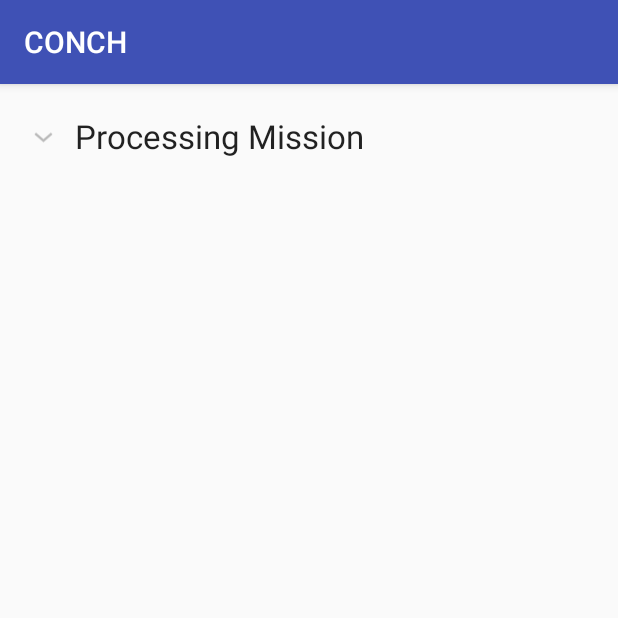
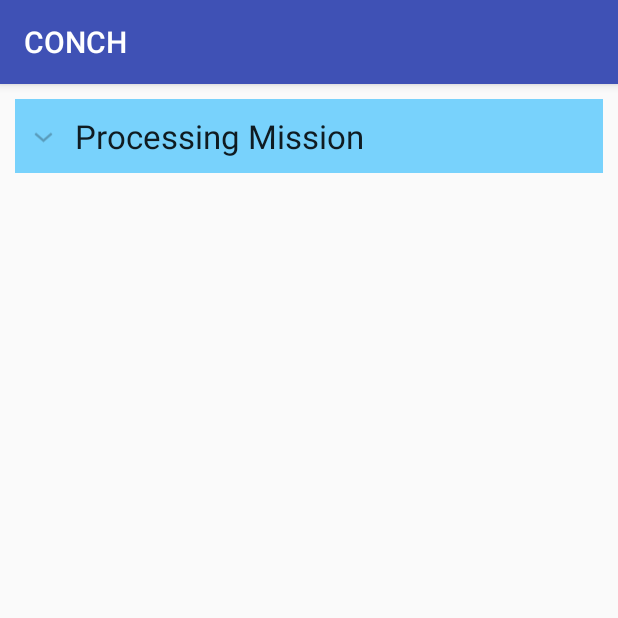
Before and after one commit to PyeongchangContest/pyeongchang, an Android app: the screen it shows after launch (MissionActivity), on a phone screen of 412 x 824 dp, the top half of it. Run offline under Robolectric (Android 15) with nearby library versions, the phone set to English and light mode, and no system bars.

Commit message:
change the color of missionList

```diff
--- a/CONCH/app/src/main/res/layout/activity_mission.xml
+++ b/CONCH/app/src/main/res/layout/activity_mission.xml
@@ -10,7 +10,9 @@
     <com.idunnololz.widgets.AnimatedExpandableListView
         android:id="@+id/processingMissionList"
         android:layout_width="wrap_content"
-        android:layout_height="wrap_content" />
+        android:layout_height="wrap_content"
+        android:background="#78D2FC"
+        />
 
     <!--<com.idunnololz.widgets.AnimatedExpandableListView-->
         <!--anroid:id="@+id/processedMissionList"-->
--- a/CONCH/app/src/main/res/layout/group_items.xml
+++ b/CONCH/app/src/main/res/layout/group_items.xml
@@ -7,8 +7,8 @@
     android:paddingLeft="40dp">
 
     <TextView
-        android:layout_width="wrap_content"
-        android:layout_height="wrap_content"
+        android:layout_width="match_parent"
+        android:layout_height="match_parent"
         android:paddingTop="10dp"
         android:paddingBottom="10dp"
         android:id="@+id/textTitle"
--- a/CONCH/app/src/main/res/layout/list_item.xml
+++ b/CONCH/app/src/main/res/layout/list_item.xml
@@ -3,7 +3,8 @@
     android:orientation="vertical" android:layout_width="match_parent"
     android:layout_height="match_parent"
     android:paddingRight="10dp"
-    android:paddingLeft="50dp">
+    android:paddingLeft="50dp"
+    android:background="#EEF8FF">
 
     <TextView
         android:layout_width="wrap_content"
```
